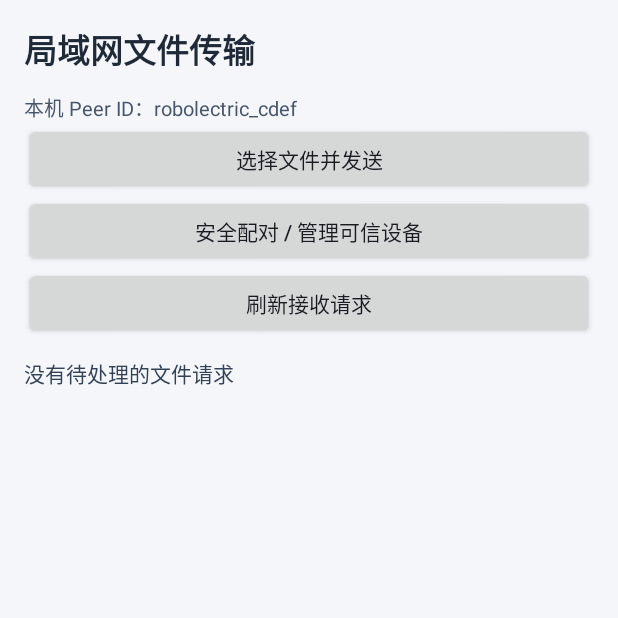
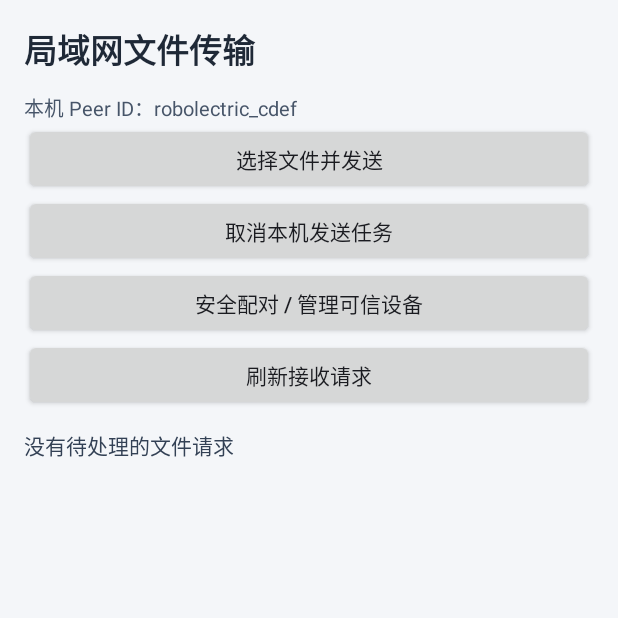
Before and after one commit to shua00/rebackmyphone3, an Android app: the LanTransferActivity screen opened directly, with no data from a screen before it, on a phone screen of 412 x 824 dp, the top half of it. Run offline under Robolectric (Android 15) with nearby library versions, the phone set to English and light mode, and no system bars; libraries missing offline, so code that uses them is left out: ; pictures from the network do not load.

Commit message:
Add local sender cancellation control to transfer screen

```diff
--- a/app/src/main/res/layout/activity_lan_transfer.xml
+++ b/app/src/main/res/layout/activity_lan_transfer.xml
@@ -29,6 +29,11 @@
             android:layout_height="wrap_content"
             android:text="选择文件并发送" />
         <Button
+            android:id="@+id/lanTransferCancelSend"
+            android:layout_width="match_parent"
+            android:layout_height="wrap_content"
+            android:text="取消本机发送任务" />
+        <Button
             android:id="@+id/lanTransferPairing"
             android:layout_width="match_parent"
             android:layout_height="wrap_content"
```
